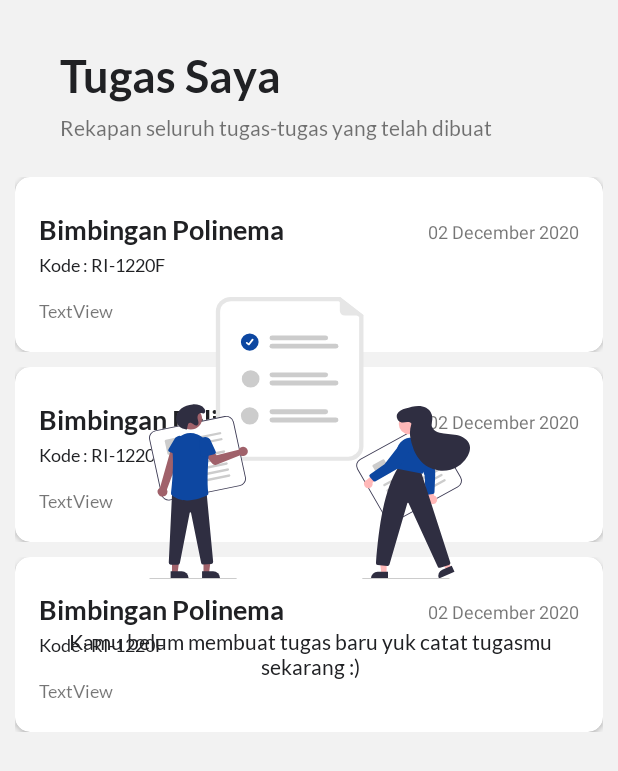
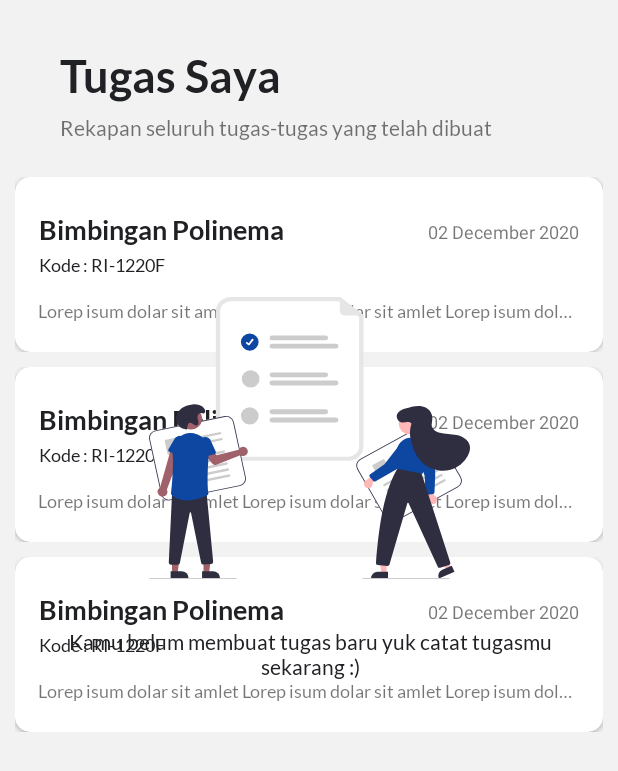
Before and after one commit to dwinuray/app-assignment, an Android app: the layout fragment_fragment_home.xml on its own in the app's theme, with its tools: preview values and no code run, on a phone screen of 412 x 824 dp. Shown: the top 771 px of the screen. Run offline under Robolectric (Android 15) with nearby library versions, the phone set to English and light mode, and no system bars.

Commit message:
substring limit, padding text, edit text update to sync with date picker.

```diff
--- a/app/src/main/res/layout/fragment_fragment_update.xml
+++ b/app/src/main/res/layout/fragment_fragment_update.xml
@@ -141,6 +141,7 @@
 
             <EditText
                 android:id="@+id/txtDate"
+                android:focusable="false"
                 android:layout_width="wrap_content"
                 android:layout_height="wrap_content"
                 android:ems="10"
--- a/app/src/main/res/layout/fragment_row_item.xml
+++ b/app/src/main/res/layout/fragment_row_item.xml
@@ -71,17 +71,20 @@
 
             <TextView
                 android:id="@+id/lblDesc"
-                android:layout_width="wrap_content"
+                android:layout_width="match_parent"
                 android:layout_height="wrap_content"
                 android:layout_marginTop="16dp"
+                android:ellipsize="end"
                 android:fontFamily="@font/latoregular"
-                android:text="TextView"
-                android:ellipsize="end"
                 android:maxLines="1"
+                android:paddingStart="15dp"
+                android:paddingLeft="15dp"
+                android:paddingEnd="15dp"
+                android:paddingRight="15dp"
+                android:text="Lorep isum dolar sit amlet Lorep isum dolar sit amlet Lorep isum dolar sit amlet Lorep isum dolar sit amlet Lorep isum dolar sit amlet Lorep isum dolar sit amlet"
                 android:textSize="12sp"
                 app:layout_constraintStart_toStartOf="@+id/lblType"
-                app:layout_constraintTop_toBottomOf="@+id/lblType"
-                />
+                app:layout_constraintTop_toBottomOf="@+id/lblType" />
         </androidx.constraintlayout.widget.ConstraintLayout>
 
     </androidx.cardview.widget.CardView>
```
Also changed, not shown: app/src/main/java/com/dwinuray/app_assignment/ui/FragmentUpdate.java (+71 -0 lines).
